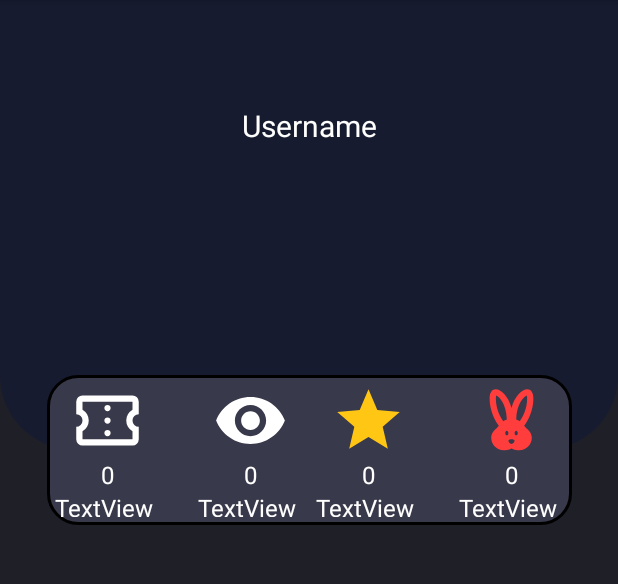
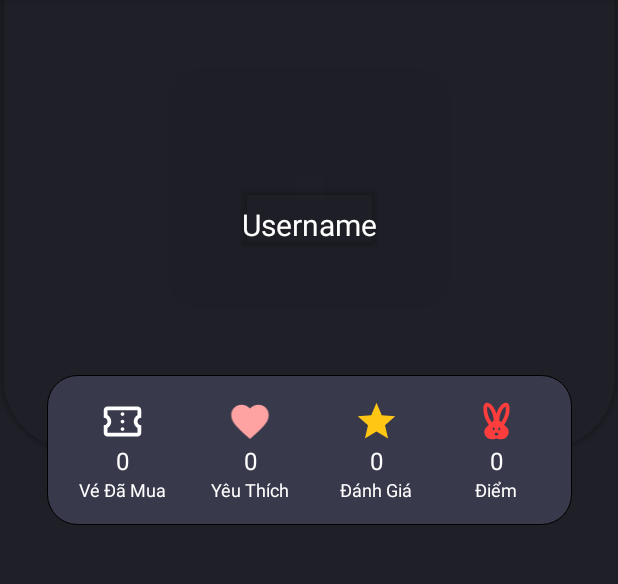
Before and after one commit to YuanNotSo5/Movie_Ticket_Reservation_App, an Android app: the fragment UserFragment shown on its own in the app's theme, on a phone screen of 412 x 824 dp, the part 84-668 px from its top. Run offline under Robolectric (Android 15) with nearby library versions, the phone set to English and light mode, and no system bars.

Commit message:
update info

```diff
--- a/AppBookTicketMovie/app/build.gradle
+++ b/AppBookTicketMovie/app/build.gradle
@@ -43,6 +43,7 @@ dependencies {
     implementation 'androidx.navigation:navigation-fragment:2.7.6'
     implementation 'androidx.navigation:navigation-ui:2.7.6'
 
+    implementation 'com.google.android.gms:play-services-auth:20.7.0'
     implementation 'com.google.firebase:firebase-auth:21.0.3'
     implementation 'androidx.legacy:legacy-support-v4:1.0.0'
     implementation 'com.google.android.gms:play-services-maps:18.2.0'
@@ -50,6 +51,7 @@ dependencies {
     implementation 'com.google.maps.android:android-maps-utils:3.7.0'
     implementation 'com.borjabravo:readmoretextview:2.1.0'
     implementation 'com.google.firebase:firebase-firestore:24.10.0'
+    implementation 'com.google.firebase:firebase-database:20.3.0'
 
     testImplementation 'junit:junit:4.13.2'
     androidTestImplementation 'androidx.test.ext:junit:1.1.5'
@@ -61,5 +63,4 @@ dependencies {
     implementation 'androidx.viewpager2:viewpager2:1.0.0'
     implementation platform('com.google.firebase:firebase-bom:32.7.0')
     implementation 'com.google.firebase:firebase-analytics'
-
 }
--- a/AppBookTicketMovie/app/src/main/java/com/example/appbookticketmovie/MainActivity.java
+++ b/AppBookTicketMovie/app/src/main/java/com/example/appbookticketmovie/MainActivity.java
@@ -14,6 +14,7 @@ import androidx.navigation.ui.NavigationUI;
 
 import com.example.appbookticketmovie.Controllers.RegisterActivity;
 import com.example.appbookticketmovie.databinding.ActivityMainBinding;
+import com.google.android.material.bottomnavigation.BottomNavigationView;
 import com.google.firebase.database.DatabaseReference;
 import com.google.firebase.database.FirebaseDatabase;
 
--- a/AppBookTicketMovie/app/src/main/java/com/example/appbookticketmovie/ui/user/UserFragment.java
+++ b/AppBookTicketMovie/app/src/main/java/com/example/appbookticketmovie/ui/user/UserFragment.java
@@ -2,6 +2,7 @@ package com.example.appbookticketmovie.ui.user;
 
 import androidx.lifecycle.ViewModelProvider;
 
+import android.net.Uri;
 import android.os.Bundle;
 
 import androidx.annotation.NonNull;
@@ -11,12 +12,20 @@ import androidx.fragment.app.Fragment;
 import android.view.LayoutInflater;
 import android.view.View;
 import android.view.ViewGroup;
+import android.widget.MediaController;
+import android.widget.VideoView;
 
+import com.example.appbookticketmovie.MainActivity;
 import com.example.appbookticketmovie.R;
+import com.example.appbookticketmovie.databinding.FragmentHomeBinding;
+import com.example.appbookticketmovie.databinding.FragmentUserBinding;
+import com.example.appbookticketmovie.ui.home.HomeViewModel;
 
 public class UserFragment extends Fragment {
 
-    private UserViewModel mViewModel;
+    private FragmentUserBinding binding;
+    private UserViewModel userViewModel;
+    private VideoView backgroundView;
 
     public static UserFragment newInstance() {
         return new UserFragment();
@@ -25,13 +34,35 @@ public class UserFragment extends Fragment {
     @Override
     public View onCreateView(@NonNull LayoutInflater inflater, @Nullable ViewGroup container,
                              @Nullable Bundle savedInstanceState) {
-        return inflater.inflate(R.layout.fragment_user, container, false);
+
+        binding = FragmentUserBinding.inflate(inflater, container, false);
+        View root = binding.getRoot();
+
+        backgroundView = binding.videoView2;
+//        int rawId = getResources().getIdentifier("iryna_happy holidays_moment",  "raw", getContext().getPackageName());
+
+        Uri uri = Uri.parse("android.resource://"+ requireContext().getPackageName() +"/" +R.raw.background);
+        backgroundView.setVideoURI(uri);
+
+        MediaController mediaController = new MediaController(requireContext());
+
+        // sets the anchor view
+        // anchor view for the videoView
+        mediaController.setAnchorView(backgroundView);
+
+        // sets the media player to the videoView
+        mediaController.setMediaPlayer(backgroundView);
+
+        // sets the media controller to the videoView
+        backgroundView.setMediaController(mediaController);
+        backgroundView.start();
+        return root;
     }
 
     @Override
     public void onActivityCreated(@Nullable Bundle savedInstanceState) {
         super.onActivityCreated(savedInstanceState);
-        mViewModel = new ViewModelProvider(this).get(UserViewModel.class);
+        userViewModel = new ViewModelProvider(this).get(UserViewModel.class);
         // TODO: Use the ViewModel
     }
 
--- a/AppBookTicketMovie/app/src/main/java/com/example/appbookticketmovie/ui/user/UserViewModel.java
+++ b/AppBookTicketMovie/app/src/main/java/com/example/appbookticketmovie/ui/user/UserViewModel.java
@@ -3,5 +3,5 @@ package com.example.appbookticketmovie.ui.user;
 import androidx.lifecycle.ViewModel;
 
 public class UserViewModel extends ViewModel {
-    // TODO: Implement the ViewModel
+
 }
--- /dev/null
+++ b/AppBookTicketMovie/app/src/main/res/drawable/baseline_favorite_24_pink.xml
@@ -0,0 +1,5 @@
+<vector android:height="24dp" android:tint="#FFA2A2"
+    android:viewportHeight="24" android:viewportWidth="24"
+    android:width="24dp" xmlns:android="http://schemas.android.com/apk/res/android">
+    <path android:fillColor="@android:color/white" android:pathData="M12,21.35l-1.45,-1.32C5.4,15.36 2,12.28 2,8.5 2,5.42 4.42,3 7.5,3c1.74,0 3.41,0.81 4.5,2.09C13.09,3.81 14.76,3 16.5,3 19.58,3 22,5.42 22,8.5c0,3.78 -3.4,6.86 -8.55,11.54L12,21.35z"/>
+</vector>
--- a/AppBookTicketMovie/app/src/main/res/drawable/rounded_border_shape.xml
+++ b/AppBookTicketMovie/app/src/main/res/drawable/rounded_border_shape.xml
@@ -5,7 +5,7 @@
     <solid android:color="@color/gray_color"/>
 
     <stroke
-        android:width="2dp"
+        android:width="0.5dp"
         android:color="@color/black"/>
 
     <corners android:radius="20dp" />
--- /dev/null
+++ b/AppBookTicketMovie/app/src/main/res/drawable/single_item_background.xml
@@ -0,0 +1,12 @@
+<?xml version="1.0" encoding="UTF-8"?>
+<shape xmlns:android="http://schemas.android.com/apk/res/android"
+    android:shape="rectangle">
+
+    <solid android:color="@color/white"/>
+
+    <stroke
+        android:width="2dp"
+        android:color="@color/black"/>
+
+    <corners android:radius="20dp" />
+</shape>
--- /dev/null
+++ b/AppBookTicketMovie/app/src/main/res/drawable/user_history_background.xml
@@ -0,0 +1,10 @@
+<?xml version="1.0" encoding="utf-8"?>
+<shape xmlns:android="http://schemas.android.com/apk/res/android"
+    android:shape="rectangle">
+
+    <solid android:color="@color/blue_color"/>
+
+    <corners
+        android:topLeftRadius="10dp"
+        android:topRightRadius="10dp"/>
+</shape>
--- /dev/null
+++ b/AppBookTicketMovie/app/src/main/res/layout/activity_main2.xml
@@ -0,0 +1,8 @@
+<?xml version="1.0" encoding="utf-8"?>
+<FrameLayout
+    xmlns:android="http://schemas.android.com/apk/res/android"
+    xmlns:tools="http://schemas.android.com/tools"
+    android:id="@+id/container"
+    android:layout_width="match_parent"
+    android:layout_height="match_parent"
+    tools:context=".MainActivity"/>
--- /dev/null
+++ b/AppBookTicketMovie/app/src/main/res/layout/fragment_main.xml
@@ -0,0 +1,21 @@
+<?xml version="1.0" encoding="utf-8"?>
+<androidx.constraintlayout.widget.ConstraintLayout
+    xmlns:android="http://schemas.android.com/apk/res/android"
+    xmlns:app="http://schemas.android.com/apk/res-auto"
+    xmlns:tools="http://schemas.android.com/tools"
+    android:id="@+id/main"
+    android:layout_width="match_parent"
+    android:layout_height="match_parent"
+    tools:context=".ui.main.MainFragment">
+
+    <TextView
+        android:id="@+id/message"
+        android:layout_width="wrap_content"
+        android:layout_height="wrap_content"
+        android:text="MainFragment"
+        app:layout_constraintBottom_toBottomOf="parent"
+        app:layout_constraintEnd_toEndOf="parent"
+        app:layout_constraintStart_toStartOf="parent"
+        app:layout_constraintTop_toTopOf="parent"/>
+
+</androidx.constraintlayout.widget.ConstraintLayout>
--- a/AppBookTicketMovie/app/src/main/res/layout/fragment_user.xml
+++ b/AppBookTicketMovie/app/src/main/res/layout/fragment_user.xml
@@ -9,32 +9,37 @@
     tools:context=".ui.user.UserFragment">
 
     <androidx.constraintlayout.widget.ConstraintLayout
-        android:id="@+id/linearLayout4"
+        android:id="@+id/constraintLayout3"
         android:layout_width="match_parent"
-        android:layout_height="300dp"
-        android:background="@drawable/user_info_background"
+        android:layout_height="350dp"
+        android:layout_marginTop="-50dp"
         app:layout_constraintEnd_toEndOf="parent"
         app:layout_constraintStart_toStartOf="parent"
         app:layout_constraintTop_toTopOf="parent">
 
-        <TextView
-            android:id="@+id/textView8"
-            android:layout_width="wrap_content"
-            android:layout_height="wrap_content"
-            android:layout_marginTop="20dp"
-            android:text="Username"
-            android:textColor="#FFFFFF"
-            android:textSize="20sp"
+        <androidx.cardview.widget.CardView
+            android:id="@+id/cardView2"
+            android:layout_width="match_parent"
+            android:layout_height="match_parent"
+            app:cardBackgroundColor="#00FFFFFF"
+            app:cardCornerRadius="50dp"
             app:layout_constraintEnd_toEndOf="parent"
             app:layout_constraintStart_toStartOf="parent"
-            app:layout_constraintTop_toBottomOf="@+id/cardView" />
+            app:layout_constraintTop_toTopOf="parent">
+
+            <VideoView
+                android:id="@+id/videoView2"
+                android:layout_width="wrap_content"
+                android:layout_height="wrap_content" />
+
+        </androidx.cardview.widget.CardView>
 
         <androidx.cardview.widget.CardView
             android:id="@+id/cardView"
             android:layout_width="wrap_content"
             android:layout_height="wrap_content"
-            android:layout_marginTop="50dp"
             app:cardCornerRadius="100dp"
+            app:layout_constraintBottom_toBottomOf="parent"
             app:layout_constraintEnd_toEndOf="parent"
             app:layout_constraintStart_toStartOf="parent"
             app:layout_constraintTop_toTopOf="parent">
@@ -44,6 +49,24 @@
                 android:layout_width="wrap_content"
                 android:layout_height="wrap_content"
                 tools:src="@tools:sample/avatars" />
+        </androidx.cardview.widget.CardView>
+
+        <androidx.cardview.widget.CardView
+            android:layout_width="wrap_content"
+            android:layout_height="wrap_content"
+            app:cardBackgroundColor="#00FFFFFF"
+            app:layout_constraintEnd_toEndOf="parent"
+            app:layout_constraintStart_toStartOf="parent"
+            app:layout_constraintTop_toBottomOf="@+id/cardView">
+
+            <TextView
+                android:id="@+id/textView8"
+                android:layout_width="wrap_content"
+                android:layout_height="wrap_content"
+                android:layout_marginTop="10dp"
+                android:text="Username"
+                android:textColor="#FFFFFF"
+                android:textSize="20sp" />
         </androidx.cardview.widget.CardView>
 
     </androidx.constraintlayout.widget.ConstraintLayout>
@@ -57,13 +80,17 @@
         android:padding="5dp"
         app:layout_constraintEnd_toEndOf="parent"
         app:layout_constraintStart_toStartOf="parent"
-        app:layout_constraintTop_toBottomOf="@+id/linearLayout4">
+        app:layout_constraintTop_toBottomOf="@+id/constraintLayout3">
 
         <LinearLayout
             android:id="@+id/linearLayout5"
             android:layout_width="70dp"
-            android:layout_height="match_parent"
-            android:orientation="horizontal">
+            android:layout_height="wrap_content"
+            android:layout_marginLeft="10dp"
+            android:orientation="horizontal"
+            app:layout_constraintBottom_toBottomOf="parent"
+            app:layout_constraintStart_toStartOf="parent"
+            app:layout_constraintTop_toTopOf="parent">
 
             <LinearLayout
                 android:layout_width="match_parent"
@@ -73,36 +100,39 @@
                 <ImageView
                     android:id="@+id/imageView6"
                     android:layout_width="match_parent"
-                    android:layout_height="50dp"
+                    android:layout_height="30dp"
                     android:src="@drawable/confirmation_number_24px" />
 
                 <TextView
                     android:id="@+id/textView15"
                     android:layout_width="match_parent"
                     android:layout_height="wrap_content"
+                    android:gravity="center"
                     android:text="0"
                     android:textColor="@color/white"
-                    android:textSize="16sp"
-                    android:gravity="center"/>
+                    android:textSize="16sp" />
 
                 <TextView
                     android:id="@+id/textView9"
                     android:layout_width="match_parent"
                     android:layout_height="wrap_content"
                     android:layout_weight="2"
-                    android:text="TextView"
+                    android:gravity="center_horizontal"
+                    android:text="Vé Đã Mua"
                     android:textColor="@color/white"
-                    android:textSize="16sp" />
+                    android:textSize="12sp" />
             </LinearLayout>
         </LinearLayout>
 
         <LinearLayout
             android:id="@+id/linearLayout6"
-            android:layout_width="70dp"
-            android:layout_height="match_parent"
-            android:layout_marginLeft="25dp"
+            android:layout_width="80dp"
+            android:layout_height="wrap_content"
+            android:layout_marginLeft="10dp"
             android:orientation="horizontal"
-            app:layout_constraintStart_toEndOf="@+id/linearLayout5">
+            app:layout_constraintBottom_toBottomOf="parent"
+            app:layout_constraintStart_toEndOf="@+id/linearLayout5"
+            app:layout_constraintTop_toTopOf="parent">
 
             <LinearLayout
                 android:layout_width="match_parent"
@@ -113,26 +143,26 @@
                 <ImageView
                     android:id="@+id/imageView13"
                     android:layout_width="match_parent"
-                    android:layout_height="50dp"
-                    android:src="@drawable/baseline_remove_red_eye_24" />
+                    android:layout_height="30dp"
+                    android:src="@drawable/baseline_favorite_24_pink" />
 
                 <TextView
                     android:id="@+id/textView13"
                     android:layout_width="match_parent"
                     android:layout_height="wrap_content"
+                    android:gravity="center"
                     android:text="0"
                     android:textColor="@color/white"
-                    android:textSize="16sp"
-                    android:gravity="center"/>
+                    android:textSize="16sp" />
 
                 <TextView
                     android:id="@+id/textView10"
-                    android:layout_width="wrap_content"
+                    android:layout_width="match_parent"
                     android:layout_height="wrap_content"
-                    android:layout_weight="2"
-                    android:text="TextView"
+                    android:gravity="center_horizontal"
+                    android:text="Yêu Thích"
                     android:textColor="@color/white"
-                    android:textSize="16sp" />
+                    android:textSize="12sp" />
             </LinearLayout>
 
         </LinearLayout>
@@ -140,10 +170,12 @@
         <LinearLayout
             android:id="@+id/linearLayout7"
             android:layout_width="70dp"
-            android:layout_height="match_parent"
-            android:layout_marginRight="25dp"
+            android:layout_height="wrap_content"
+            android:layout_marginRight="10dp"
             android:orientation="horizontal"
-            app:layout_constraintEnd_toStartOf="@+id/linearLayout8">
+            app:layout_constraintBottom_toBottomOf="parent"
+            app:layout_constraintEnd_toStartOf="@+id/linearLayout8"
+            app:layout_constraintTop_toTopOf="parent">
 
             <LinearLayout
                 android:layout_width="match_parent"
@@ -154,25 +186,26 @@
                 <ImageView
                     android:id="@+id/imageView14"
                     android:layout_width="match_parent"
-                    android:layout_height="50dp"
+                    android:layout_height="30dp"
                     android:src="@drawable/baseline_star_24" />
 
                 <TextView
                     android:id="@+id/textView14"
                     android:layout_width="match_parent"
                     android:layout_height="wrap_content"
+                    android:gravity="center"
                     android:text="0"
                     android:textColor="@color/white"
-                    android:textSize="16sp"
-                    android:gravity="center"/>
+                    android:textSize="16sp" />
 
                 <TextView
                     android:id="@+id/textView11"
                     android:layout_width="match_parent"
                     android:layout_height="wrap_content"
-                    android:text="TextView"
+                    android:gravity="center_horizontal"
+                    android:text="Đánh Giá"
                     android:textColor="@color/white"
-                    android:textSize="16sp" />
+                    android:textSize="12sp" />
             </LinearLayout>
 
         </LinearLayout>
@@ -180,9 +213,13 @@
         <LinearLayout
             android:id="@+id/linearLayout8"
             android:layout_width="70dp"
-            android:layout_height="match_parent"
+            android:layout_height="wrap_content"
+            android:layout_marginRight="10dp"
+            android:gravity="center"
             android:orientation="horizontal"
-            app:layout_constraintEnd_toEndOf="parent">
+            app:layout_constraintBottom_toBottomOf="parent"
+            app:layout_constraintEnd_toEndOf="parent"
+            app:layout_constraintTop_toTopOf="parent">
 
             <LinearLayout
                 android:layout_width="match_parent"
@@ -192,25 +229,26 @@
                 <ImageView
                     android:id="@+id/imageView17"
                     android:layout_width="match_parent"
-                    android:layout_height="50dp"
+                    android:layout_height="30dp"
                     android:src="@drawable/baseline_cruelty_free_24" />
 
                 <TextView
                     android:id="@+id/textView16"
                     android:layout_width="match_parent"
                     android:layout_height="wrap_content"
+                    android:gravity="center"
                     android:text="0"
                     android:textColor="@color/white"
-                    android:textSize="16sp"
-                    android:gravity="center"/>
+                    android:textSize="16sp" />
 
                 <TextView
                     android:id="@+id/textView12"
                     android:layout_width="match_parent"
                     android:layout_height="wrap_content"
-                    android:text="TextView"
+                    android:gravity="center_horizontal"
+                    android:text="Điểm"
                     android:textColor="@color/white"
-                    android:textSize="16sp" />
+                    android:textSize="12sp" />
             </LinearLayout>
         </LinearLayout>
 
--- /dev/null
+++ b/AppBookTicketMovie/app/src/main/res/values/ids.xml
@@ -0,0 +1,6 @@
+<?xml version="1.0" encoding="utf-8"?>
+<resources>
+    <item name="imageView13" type="id" />
+    <item name="textView13" type="id" />
+    <item name="textView10" type="id" />
+</resources>
```
Also changed, not shown: AppBookTicketMovie/app/src/main/AndroidManifest.xml (+14 -17 lines), 2 other files.
